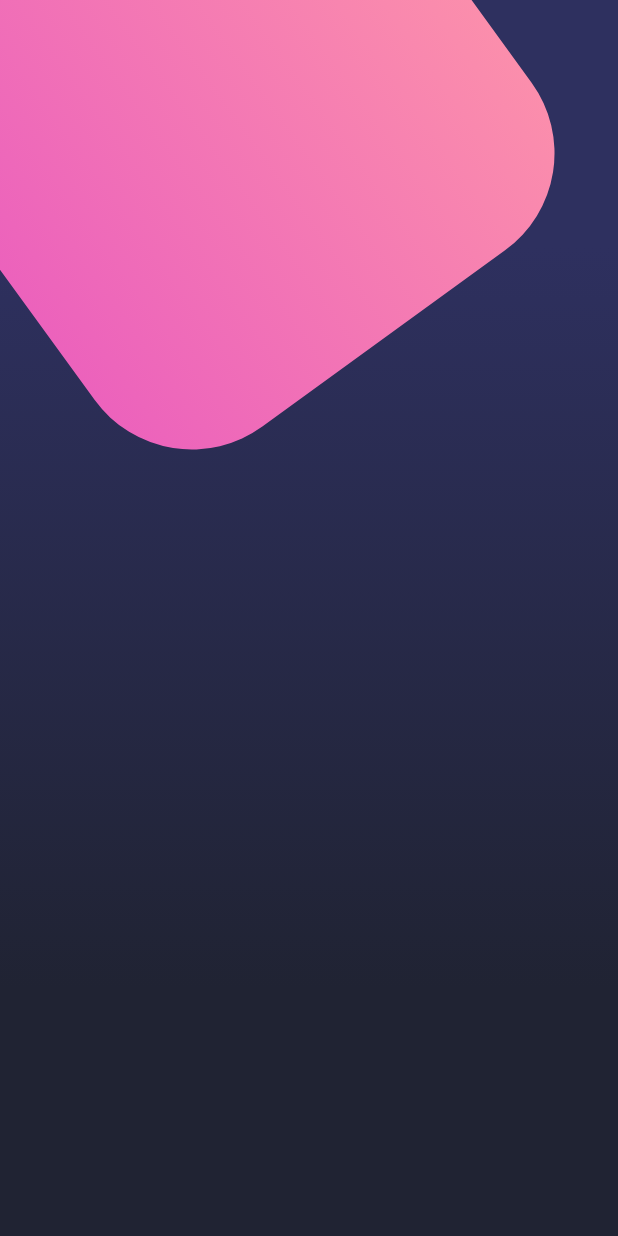
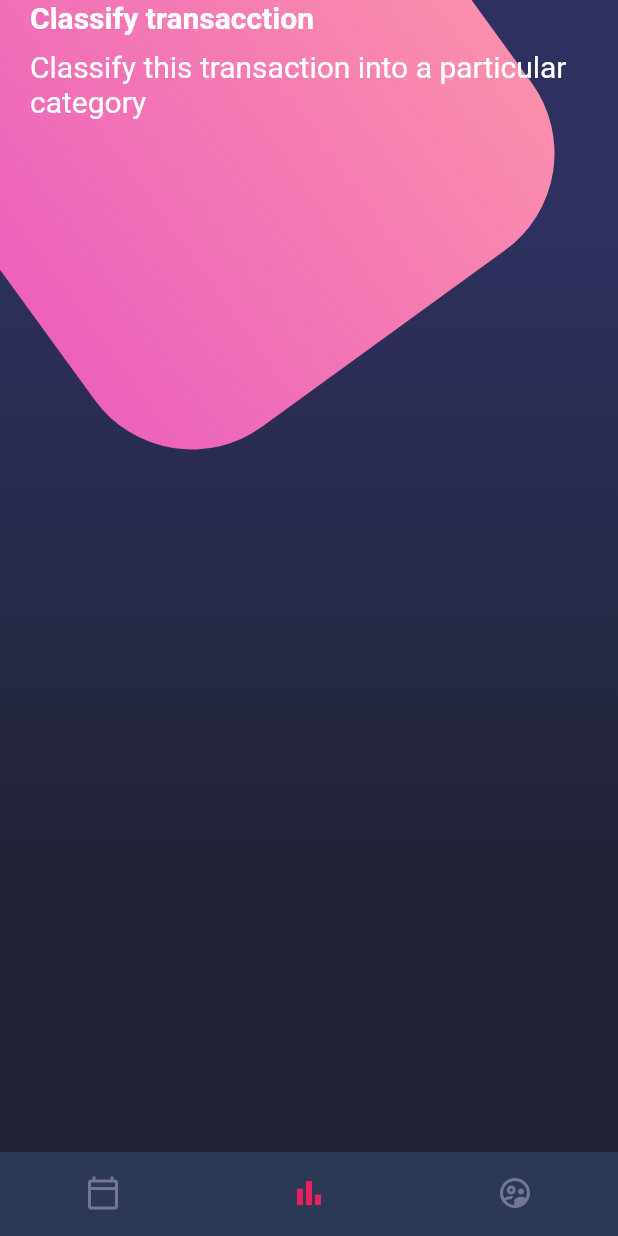
Before and after one commit to Marcos-Kuyoc-FullStack/maquetacion-flutter, a Flutter app: the screen it shows after launch, on a phone screen of 412 x 824 dp. Run offline on Flutter 3.47's test engine with Material 2 defaults, Android fonts, the phone set to English and light mode, and no system bars.

Commit message:
feat: se crea el componente de BottomNavigatorBar customizado

```diff
--- a/lib/main.dart
+++ b/lib/main.dart
@@ -1,4 +1,5 @@
 import 'package:flutter/material.dart';
+import 'package:flutter/services.dart';
 
 import 'screens/screen.dart';
 
@@ -9,6 +10,8 @@ class MyApp extends StatelessWidget {
 
   @override
   Widget build(BuildContext context) {
+    SystemChrome.setSystemUIOverlayStyle(SystemUiOverlayStyle.light);
+
     return MaterialApp(
       debugShowCheckedModeBanner: false,
       title: 'Material App',
--- a/lib/screens/home_screen.dart
+++ b/lib/screens/home_screen.dart
@@ -1,6 +1,5 @@
-import 'dart:math';
-
 import 'package:flutter/material.dart';
+import '../widgets/widgets.dart';
 
 class HomeScreen extends StatelessWidget {
   const HomeScreen({super.key});
@@ -11,59 +10,28 @@ class HomeScreen extends StatelessWidget {
       body: Stack(
         children: const [
           CustomBackground(),
+          _HomeBody(),
+        ],
+      ),
+      bottomNavigationBar: const CustomBottomNavigationBar(),
+    );
+  }
+}
+
+class _HomeBody extends StatelessWidget {
+  const _HomeBody({
+    Key? key,
+  }) : super(key: key);
+
+  @override
+  Widget build(BuildContext context) {
+    return SingleChildScrollView(
+      child: Column(
+        children: const [
+          // Titulos
+          PageTitle()
         ],
       ),
     );
   }
 }
-
-class CustomBackground extends StatelessWidget {
-  const CustomBackground({
-    Key? key,
-  }) : super(key: key);
-
-  final boxDecoration = const BoxDecoration(
-    gradient: LinearGradient(
-      begin: Alignment.topCenter,
-      end: Alignment.bottomCenter,
-      stops: [0.2, 0.8],
-      colors: [Color.fromRGBO(46, 48, 95, 1), Color.fromRGBO(32, 35, 51, 1)],
-    ),
-  );
-
-  @override
-  Widget build(BuildContext context) {
-    return Stack(children: [
-      Container(decoration: boxDecoration),
-      const Positioned(
-        top: -100,
-        left: -30,
-        child: _PinkBox(),
-      ),
-    ]);
-  }
-}
-
-class _PinkBox extends StatelessWidget {
-  const _PinkBox({super.key});
-
-  @override
-  Widget build(BuildContext context) {
-    return Transform.rotate(
-      angle: -pi / 5,
-      child: Container(
-        width: 360,
-        height: 360,
-        decoration: BoxDecoration(
-            borderRadius: BorderRadius.circular(80),
-            color: Colors.pink,
-            gradient: const LinearGradient(
-              colors: [
-                Color.fromRGBO(236, 98, 188, 1),
-                Color.fromRGBO(251, 142, 172, 1),
-              ],
-            )),
-      ),
-    );
-  }
-}
--- /dev/null
+++ b/lib/widgets/home/custom_background.dart
@@ -0,0 +1,54 @@
+import 'dart:math';
+
+import 'package:flutter/material.dart';
+
+class CustomBackground extends StatelessWidget {
+  const CustomBackground({
+    Key? key,
+  }) : super(key: key);
+
+  final boxDecoration = const BoxDecoration(
+    gradient: LinearGradient(
+      begin: Alignment.topCenter,
+      end: Alignment.bottomCenter,
+      stops: [0.2, 0.8],
+      colors: [Color.fromRGBO(46, 48, 95, 1), Color.fromRGBO(32, 35, 51, 1)],
+    ),
+  );
+
+  @override
+  Widget build(BuildContext context) {
+    return Stack(children: [
+      Container(decoration: boxDecoration),
+      const Positioned(
+        top: -100,
+        left: -30,
+        child: _PinkBox(),
+      ),
+    ]);
+  }
+}
+
+class _PinkBox extends StatelessWidget {
+  const _PinkBox({super.key});
+
+  @override
+  Widget build(BuildContext context) {
+    return Transform.rotate(
+      angle: -pi / 5,
+      child: Container(
+        width: 360,
+        height: 360,
+        decoration: BoxDecoration(
+            borderRadius: BorderRadius.circular(80),
+            color: Colors.pink,
+            gradient: const LinearGradient(
+              colors: [
+                Color.fromRGBO(236, 98, 188, 1),
+                Color.fromRGBO(251, 142, 172, 1),
+              ],
+            )),
+      ),
+    );
+  }
+}
--- /dev/null
+++ b/lib/widgets/home/custom_bottom_navigation_bar.dart
@@ -0,0 +1,33 @@
+import 'package:flutter/material.dart';
+
+class CustomBottomNavigationBar extends StatelessWidget {
+  const CustomBottomNavigationBar({
+    Key? key,
+  }) : super(key: key);
+
+  @override
+  Widget build(BuildContext context) {
+    return BottomNavigationBar(
+      showSelectedLabels: false,
+      showUnselectedLabels: false,
+      selectedItemColor: Colors.pink,
+      backgroundColor: const Color.fromRGBO(44, 57, 84, 1),
+      unselectedItemColor: const Color.fromRGBO(116, 117, 152, 1),
+      currentIndex: 1,
+      items: const [
+        BottomNavigationBarItem(
+          icon: Icon(Icons.calendar_today_outlined),
+          label: 'Calendario',
+        ),
+        BottomNavigationBarItem(
+          icon: Icon(Icons.bar_chart_outlined),
+          label: 'Grafica',
+        ),
+        BottomNavigationBarItem(
+          icon: Icon(Icons.supervised_user_circle_outlined),
+          label: 'Grafica',
+        ),
+      ],
+    );
+  }
+}
--- /dev/null
+++ b/lib/widgets/home/page_title.dart
@@ -0,0 +1,40 @@
+import 'package:flutter/material.dart';
+
+class PageTitle extends StatelessWidget {
+  const PageTitle({
+    Key? key,
+  }) : super(key: key);
+
+  @override
+  Widget build(BuildContext context) {
+    return SafeArea(
+      bottom: false,
+      child: Container(
+        margin: const EdgeInsets.symmetric(horizontal: 20),
+        child: Column(
+          crossAxisAlignment: CrossAxisAlignment.start,
+          children: const [
+            Text(
+              'Classify transacction',
+              style: TextStyle(
+                fontSize: 20,
+                fontWeight: FontWeight.bold,
+                color: Colors.white,
+              ),
+            ),
+            SizedBox(
+              height: 10,
+            ),
+            Text(
+              'Classify this transaction into a particular category',
+              style: TextStyle(
+                fontSize: 20,
+                color: Colors.white,
+              ),
+            ),
+          ],
+        ),
+      ),
+    );
+  }
+}
--- a/lib/widgets/widgets.dart
+++ b/lib/widgets/widgets.dart
@@ -1,2 +1,6 @@
-export 'package:fl_disenios/widgets/home/title.dart';
-export 'package:fl_disenios/widgets/home/buttons.dart';
+export 'package:fl_disenios/widgets/basic/title.dart';
+export 'package:fl_disenios/widgets/basic/buttons.dart';
+
+export 'package:fl_disenios/widgets/home/page_title.dart';
+export 'package:fl_disenios/widgets/home/custom_background.dart';
+export 'package:fl_disenios/widgets/home/custom_bottom_navigation_bar.dart';
```
Also changed, not shown: lib/widgets/basic/buttons.dart (renamed from lib/widgets/home/buttons.dart), lib/widgets/basic/title.dart (renamed from lib/widgets/home/title.dart).
